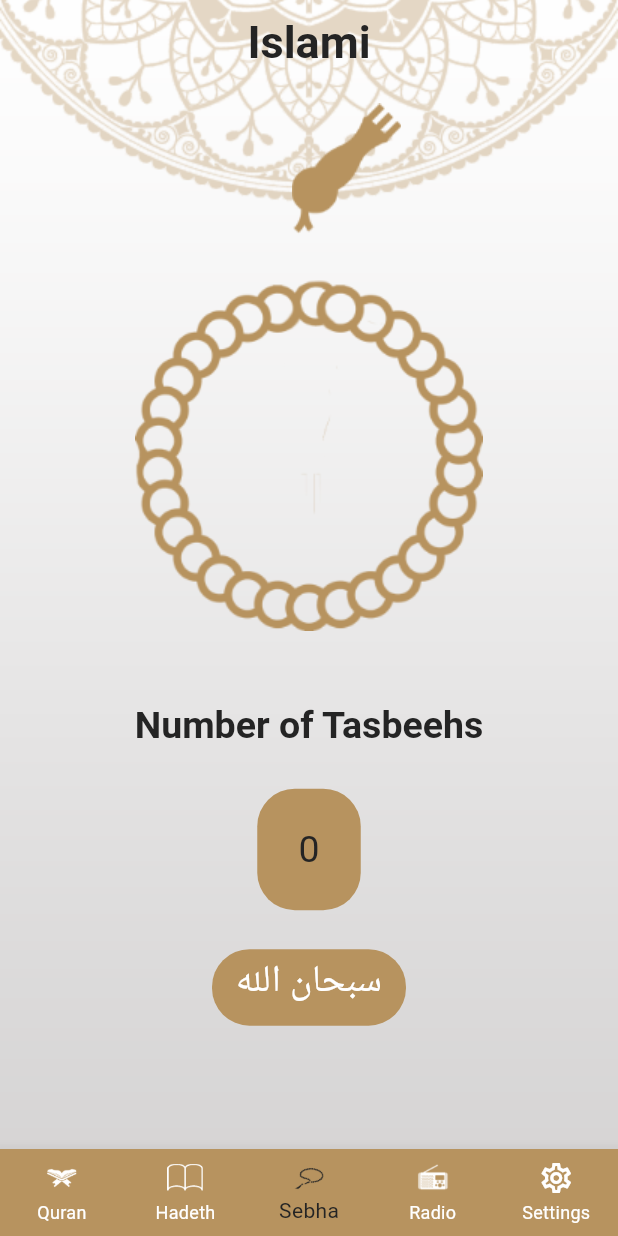
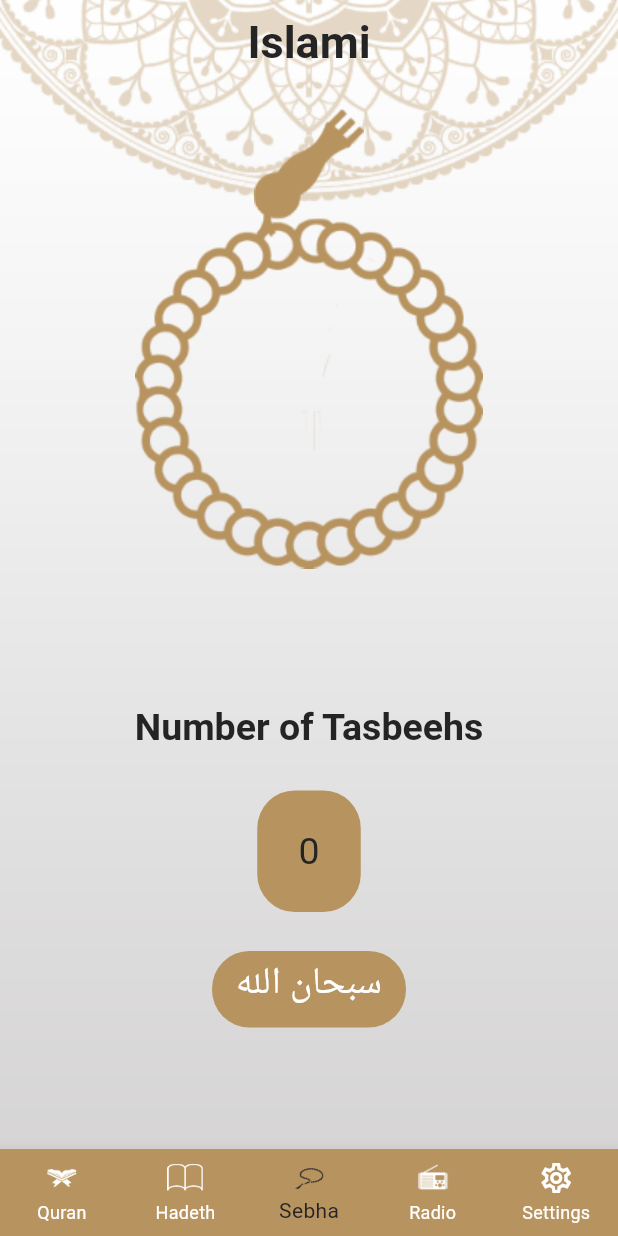
Before and after one commit to mahmoud-gabr/Islamic_App, a Flutter app: the screen it shows after launch, item 3 of the bottom bar chosen, on a phone screen of 412 x 824 dp. Run offline on Flutter 3.47's test engine with Material 3 defaults, Android fonts, the phone set to English and light mode, and no system bars; our stand-ins replace shared_preferences; generated files the repository leaves out were written again.

Commit message:
edit stack positoned in sebha tab

```diff
--- a/lib/tabs/sebha/sebha_tab.dart
+++ b/lib/tabs/sebha/sebha_tab.dart
@@ -26,37 +26,27 @@
       child: Column(
         children: [
           SizedBox(
-            height: MediaQuery.of(context).size.height * .45,
-            width: double.infinity,
+            height: MediaQuery.of(context).size.height * .5,
             child: Stack(
+              alignment: Alignment.center,
               children: [
                 Positioned(
-                  left: 50,
-                  right: 0,
-                  bottom: 45,
+                  top: MediaQuery.of(context).size.height * .02,
                   child: Image.asset(
                     Provider.of<SettingsProvider>(context).sebhaImages[0],
                   ),
                 ),
-                Positioned(
-                  left: 0,
-                  right: 0,
-                  top: 40,
-                  child: GestureDetector(
-                    onTap: onTab,
-                    child: Transform.rotate(
-                      angle: angle * 3.141592653589793 / 180,
-                      child: Image.asset(
-                        Provider.of<SettingsProvider>(context).sebhaImages[1],
-                      ),
+                GestureDetector(
+                  onTap: onTab,
+                  child: Transform.rotate(
+                    angle: angle * 3.141592653589793 / 180,
+                    child: Image.asset(
+                      Provider.of<SettingsProvider>(context).sebhaImages[1],
                     ),
                   ),
                 ),
               ],
             ),
-          ),
-          const SizedBox(
-            height: 40,
           ),
           Text(
             AppLocalizations.of(context)!.tasbehatCounter,
```
